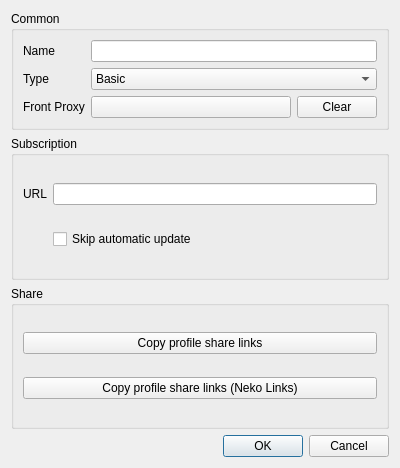
Qt form src/ui/edit/DialogEditGroup.ui (Restia-Ashbell/nekobox) before a commit.
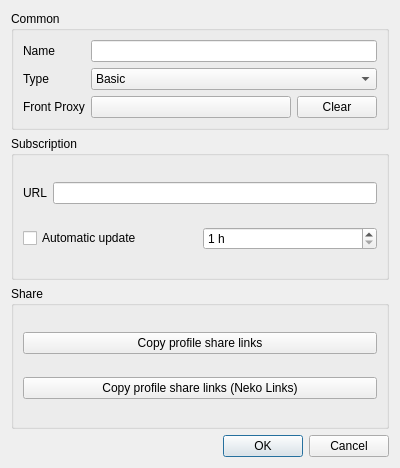
The same form after that commit.

Commit message: feat: add per-group subscription auto-update

What changed in the file:
```diff
--- a/src/ui/edit/DialogEditGroup.ui
+++ b/src/ui/edit/DialogEditGroup.ui
@@ -113,12 +113,29 @@
       <item row="0" column="1">
        <widget class="QLineEdit" name="url"/>
       </item>
-      <item row="1" column="1">
-       <widget class="QCheckBox" name="skip_auto_update">
-        <property name="text">
-         <string>Skip automatic update</string>
-        </property>
-       </widget>
+      <item row="1" column="0" colspan="2">
+       <layout class="QHBoxLayout" name="auto_update_layout">
+        <item>
+         <widget class="QCheckBox" name="auto_update_enable">
+          <property name="text">
+           <string>Automatic update</string>
+          </property>
+         </widget>
+        </item>
+        <item>
+         <widget class="QSpinBox" name="auto_update_interval">
+          <property name="suffix">
+           <string> h</string>
+          </property>
+          <property name="minimum">
+           <number>1</number>
+          </property>
+          <property name="maximum">
+           <number>720</number>
+          </property>
+         </widget>
+        </item>
+       </layout>
       </item>
      </layout>
     </widget>
```
Left out of the diff: 3 changed lines with no effect on the pictures. The commit also changes 15 other files.
